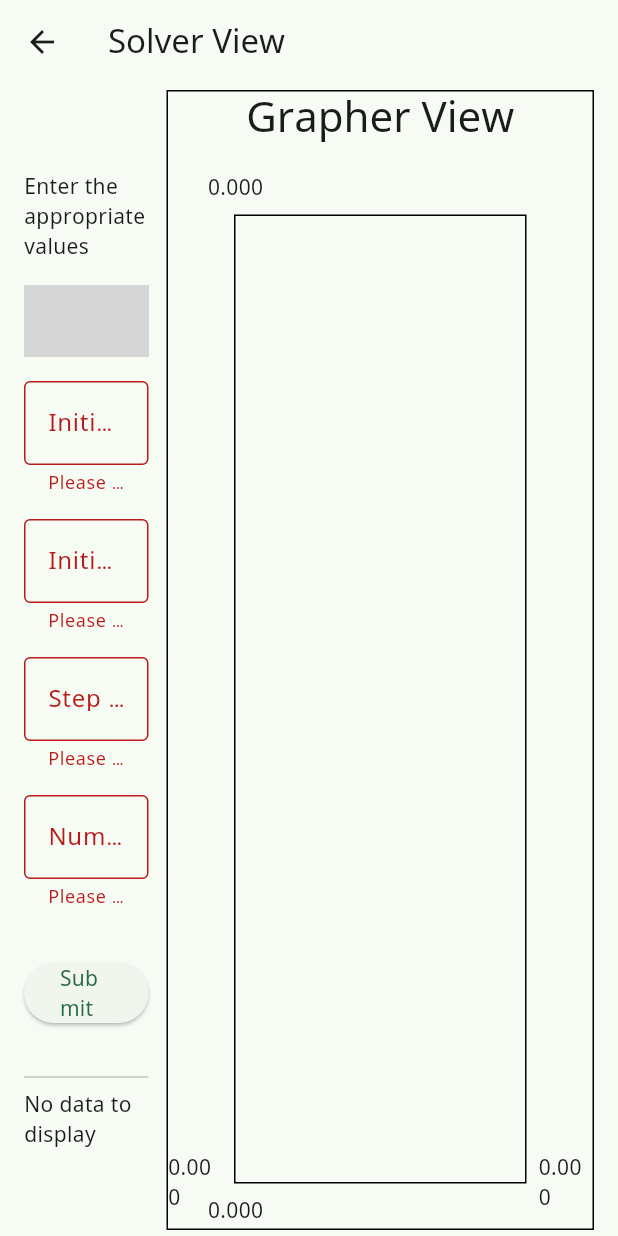
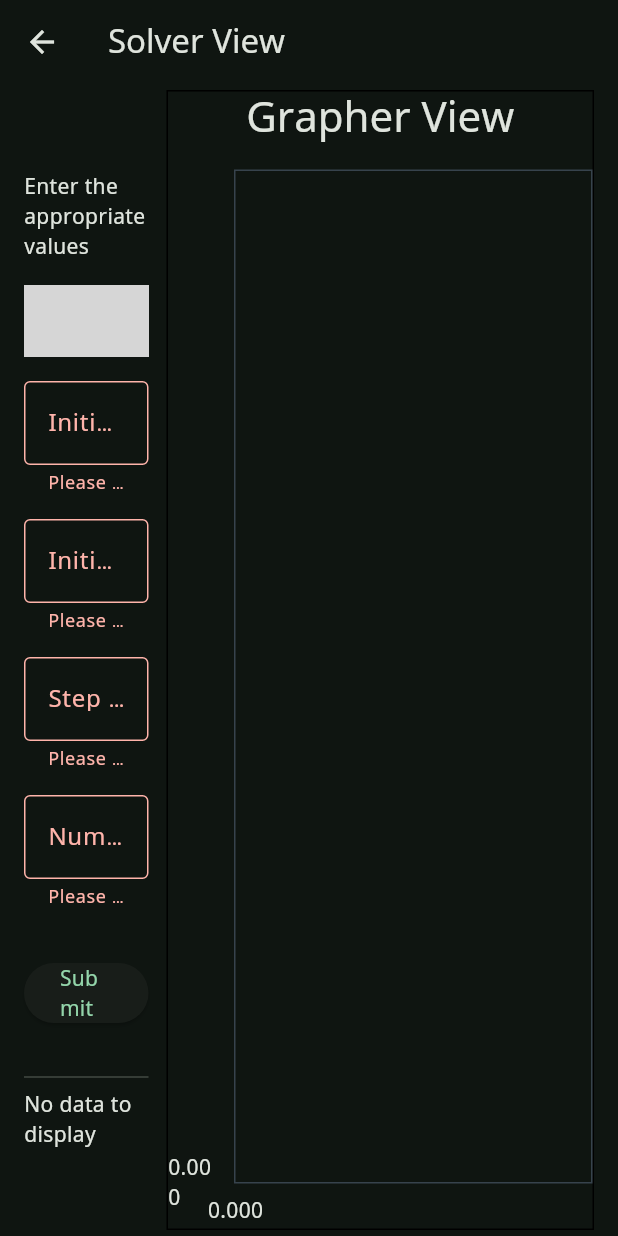
Before and after one commit to black-coda/JFSM-Solver-fyp, a Flutter app: the SolverView screen opened by its route, after a tap on "Submit", on a phone screen of 412 x 824 dp. Run offline on Flutter 3.47's test engine with Material 3 defaults, Android fonts, the phone set to English and light mode, and no system bars; drawn by our look-alikes of fl_chart; our stand-ins replace flutter_riverpod, go_router, material_design_icons_flutter, math_expressions, petitparser, syncfusion_flutter_charts; missing offline and left inert: equations, expressions, fluent_ui, math_keyboard; grey boxes are pictures that could not be loaded.

Commit message:
enable dark theme, and fix grapher

```diff
--- a/frontend/lib/main.dart
+++ b/frontend/lib/main.dart
@@ -25,8 +25,10 @@ class MainApp extends StatelessWidget {
   ThemeData _theming() {
     return ThemeData(
       fontFamily: "Noto",
+      brightness: Brightness.dark,
       colorScheme: ColorScheme.fromSeed(
         seedColor: const Color(0xff0fa968),
+        brightness: Brightness.dark,
       ),
     );
   }
--- a/frontend/lib/src/app/view/screens/solver/solver_parameter_screen_collector.dart
+++ b/frontend/lib/src/app/view/screens/solver/solver_parameter_screen_collector.dart
@@ -1,4 +1,5 @@
-import 'dart:developer';
+import 'dart:developer' as dev;
+import 'dart:math';
 import 'package:fl_chart/fl_chart.dart';
 import 'package:flutter/material.dart';
 import 'package:flutter/widgets.dart';
@@ -10,6 +11,7 @@ import 'package:frontend/src/app/controller/step_number_controller.dart';
 import 'package:frontend/src/utils/extension/format_string_to_number.dart';
 import 'package:math_expressions/math_expressions.dart';
 import 'package:math_keyboard/math_keyboard.dart';
+import 'package:syncfusion_flutter_charts/charts.dart';
 
 class SolverView extends ConsumerStatefulWidget {
   const SolverView({Key? key}) : super(key: key);
@@ -54,6 +56,39 @@ class _SolverViewState extends ConsumerState<SolverView> {
   @override
   Widget build(BuildContext context) {
     ref.watch(solverProvider);
+
+    Widget bottomTitleWidgets(double value, TitleMeta meta, double chartWidth) {
+      if (value % 2 == 0) {
+        return Container();
+      }
+      final style = TextStyle(
+        color: Theme.of(context).colorScheme.primary,
+        fontWeight: FontWeight.bold,
+        fontSize: min(18, 18 * chartWidth / 300),
+      );
+      return SideTitleWidget(
+        axisSide: meta.axisSide,
+        space: 1,
+        child: Text(meta.formattedValue, style: style),
+      );
+    }
+
+    Widget leftTitleWidgets(double value, TitleMeta meta, double chartWidth) {
+      if (value % 2 == 0) {
+        return const SizedBox();
+      }
+      final style = TextStyle(
+        color: Theme.of(context).colorScheme.primary,
+        fontWeight: FontWeight.bold,
+        fontSize: min(18, 18 * chartWidth / 300),
+      );
+      return SideTitleWidget(
+        axisSide: meta.axisSide,
+        space: 16,
+        child: Text(meta.formattedValue, style: style),
+      );
+    }
+
     return Scaffold(
       appBar: AppBar(
         title: const Text('Solver View'),
@@ -94,8 +129,7 @@ class _SolverViewState extends ConsumerState<SolverView> {
                             const SizedBox(height: 16),
                             _buildTextField("Step Size", stepSizeController),
                             const SizedBox(height: 16),
-                              _buildTextField(
-                                  "Number of Steps (N)", nController),
+                            _buildTextField("Number of Steps (N)", nController),
                             const SizedBox(height: 16),
                             const SizedBox(height: 16),
                             ElevatedButton(
@@ -174,7 +208,9 @@ class _SolverViewState extends ConsumerState<SolverView> {
 
             Expanded(
               flex: 3,
-                child: Container(
+              child: LayoutBuilder(
+                builder: (BuildContext context, BoxConstraints constraints) {
+                  return Container(
                     decoration: BoxDecoration(
                       border: Border.all(color: Colors.black),
                     ),
@@ -186,20 +222,94 @@ class _SolverViewState extends ConsumerState<SolverView> {
                         ),
                         const SizedBox(height: 16),
                         Expanded(
-                          child: LineChart(LineChartData(
+                          child: LineChart(
+                            LineChartData(
+                                lineTouchData: LineTouchData(
+                                  touchTooltipData: LineTouchTooltipData(
+                                    maxContentWidth: 100,
+                                    getTooltipColor: (touchedSpot) =>
+                                        Colors.black,
+                                    getTooltipItems: (touchedSpots) {
+                                      return touchedSpots
+                                          .map((LineBarSpot touchedSpot) {
+                                        final textStyle = TextStyle(
+                                          color: touchedSpot
+                                                  .bar.gradient?.colors[0] ??
+                                              touchedSpot.bar.color,
+                                          fontWeight: FontWeight.bold,
+                                          fontSize: 14,
+                                        );
+                                        return LineTooltipItem(
+                                          '${touchedSpot.x}, ${touchedSpot.y.toStringAsFixed(2)}',
+                                          textStyle,
+                                        );
+                                      }).toList();
+                                    },
+                                  ),
+                                  handleBuiltInTouches: true,
+                                  getTouchLineStart: (data, index) => 0,
+                                ),
+                                lineBarsData: [
+                                  LineChartBarData(
+                                    spots: List.generate(
+                                        result.length,
+                                        (index) => FlSpot(
+                                            xValues[index], result[index])),
+                                    isCurved: true,
+                                    barWidth: 2,
+                                    color:
+                                        Theme.of(context).colorScheme.primary,
+                                    dotData: const FlDotData(show: true),
+                                  ),
+                                ],
+                                borderData: FlBorderData(
+                                  show: true,
+                                  border: Border.all(
+                                      color: const Color(0xff37434d)),
+                                ),
                                 titlesData: const FlTitlesData(
                                   show: true,
-                          // leftTitles: AxisTitles(showTitles: true),
-                          // bottomTitles: AxisTitles(showTitles: true),
+                                  rightTitles: AxisTitles(
+                                    sideTitles: SideTitles(showTitles: false),
                                   ),
-                      )))
-                    ],
+                                  topTitles: AxisTitles(
+                                    sideTitles: SideTitles(showTitles: false),
                                   ),
+                                ),
+                                gridData: FlGridData(
+                                  show: true,
+                                  drawVerticalLine: true,
+                                  horizontalInterval: 1,
+                                  verticalInterval: 1,
+                                  getDrawingHorizontalLine: (value) {
+                                    return FlLine(
+                                      color: Theme.of(context)
+                                          .colorScheme
+                                          .tertiary,
+                                      strokeWidth: 1,
+                                    );
+                                  },
+                                  getDrawingVerticalLine: (value) {
+                                    return FlLine(
+                                      color: Theme.of(context)
+                                          .colorScheme
+                                          .tertiary,
+                                      strokeWidth: 1,
+                                    );
+                                  },
+                                )),
                           ),
                         )
                       ],
                     ),
-        ));
+                  );
+                },
+              ),
+            )
+          ],
+        ),
+      ),
+    );
   }
 
   //! form validators
@@ -247,9 +357,9 @@ class _SolverViewState extends ConsumerState<SolverView> {
     if (formKey.currentState!.validate()) {
       try {
         String inputFunction = functionController.currentEditingValue();
-        log(inputFunction.runtimeType.toString());
+        dev.log(inputFunction.runtimeType.toString());
         final mathExpression = TeXParser(inputFunction).parse();
-        log(mathExpression.toString());
+        dev.log(mathExpression.toString());
 
         parsedFunction = parseFunction(mathExpression);
 
@@ -285,14 +395,14 @@ class _SolverViewState extends ConsumerState<SolverView> {
           //     result.any((y) => y.isNaN || y.isInfinite)) {
           //   throw UnsupportedError("Calculation resulted in NaN or Infinity");
           // }
-          log(xValues.toString());
+          dev.log(xValues.toString());
           ref.refresh(solverProvider);
           // setState(() {});
         } else {
-          log("You haven't done this part");
+          dev.log("You haven't done this part");
         }
       } catch (e) {
-        log(e.toString());
+        dev.log(e.toString());
       }
     }
   }
--- a/frontend/lib/src/app/view/screens/splash_screen.dart
+++ b/frontend/lib/src/app/view/screens/splash_screen.dart
@@ -26,7 +26,7 @@ class _SplashScreenState extends State<SplashScreen>
   @override
   Widget build(BuildContext context) {
     return Scaffold(
-      backgroundColor: Colors.white,
+      // backgroundColor: Colors.white,
       body: Center(
         child: Column(
           crossAxisAlignment: CrossAxisAlignment.center,
```
Lines whose indentation alone changed are shown as unchanged.
